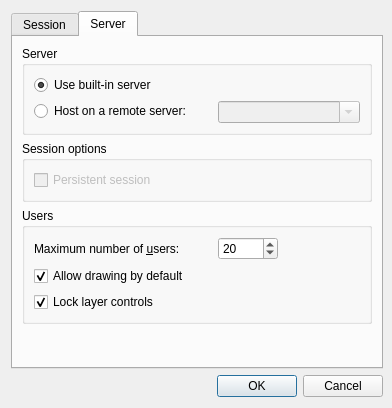
Before: the Qt Designer form src/client/ui/hostdialog.ui in drawpile/Drawpile, drawn with Qt 5.
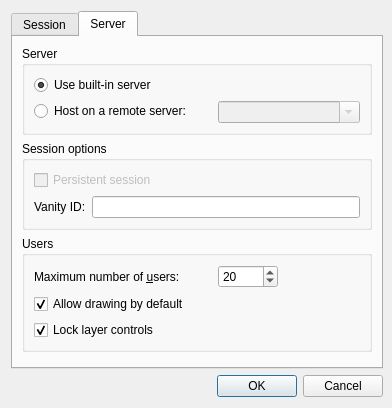
After: the same form once the commit is applied. The open tabs and pages were chosen to show the change. Icons and pictures are not drawn. Custom widgets are drawn as their Qt base class.

Commit message:
Vanity session ID setting
Issue #80

Patch:
```diff
--- a/src/client/ui/hostdialog.ui
+++ b/src/client/ui/hostdialog.ui
@@ -489,8 +489,8 @@
          <property name="flat">
           <bool>true</bool>
          </property>
-         <layout class="QVBoxLayout" name="verticalLayout_3">
-          <item>
+         <layout class="QFormLayout" name="formLayout_2">
+          <item row="1" column="0" colspan="2">
            <widget class="QCheckBox" name="persistentSession">
             <property name="enabled">
              <bool>false</bool>
@@ -503,6 +503,20 @@
             </property>
            </widget>
           </item>
+          <item row="3" column="0">
+           <widget class="QLabel" name="label_6">
+            <property name="text">
+             <string>Vanity ID:</string>
+            </property>
+           </widget>
+          </item>
+          <item row="3" column="1">
+           <widget class="QLineEdit" name="vanityId">
+            <property name="toolTip">
+             <string>The ID to use in a session URL. Leave blank to let the server generate an ID</string>
+            </property>
+           </widget>
+          </item>
          </layout>
         </widget>
        </item>
@@ -515,6 +529,9 @@
           <bool>true</bool>
          </property>
          <layout class="QFormLayout" name="formLayout_4">
+          <property name="fieldGrowthPolicy">
+           <enum>QFormLayout::AllNonFixedFieldsGrow</enum>
+          </property>
           <item row="0" column="0">
            <widget class="QLabel" name="label_11">
             <property name="minimumSize">
```
Left out of the diff: 20 changed lines with no effect on the pictures. The commit also changes 8 other files.
